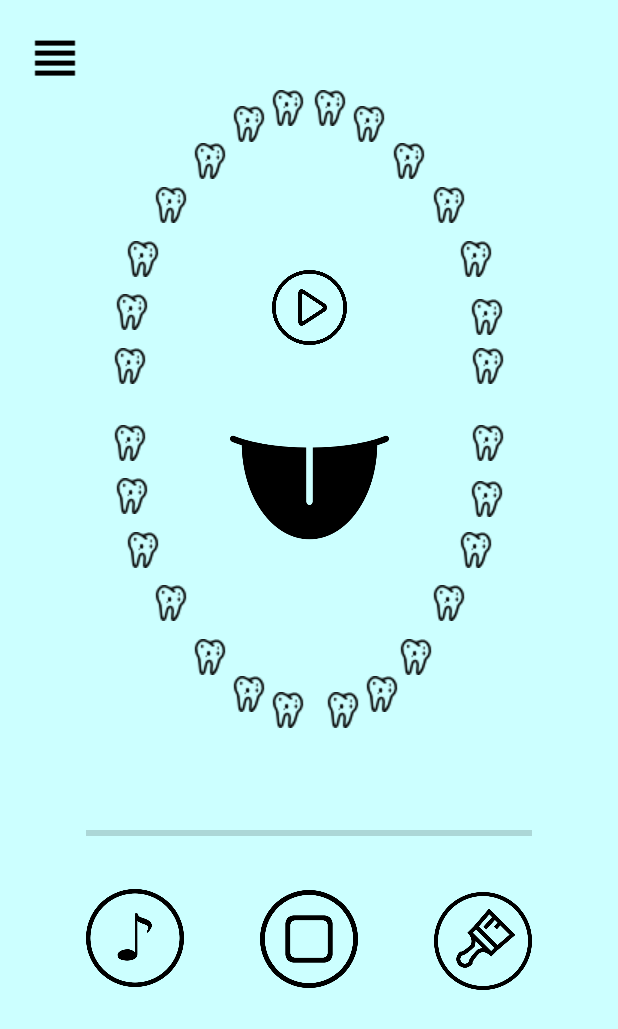
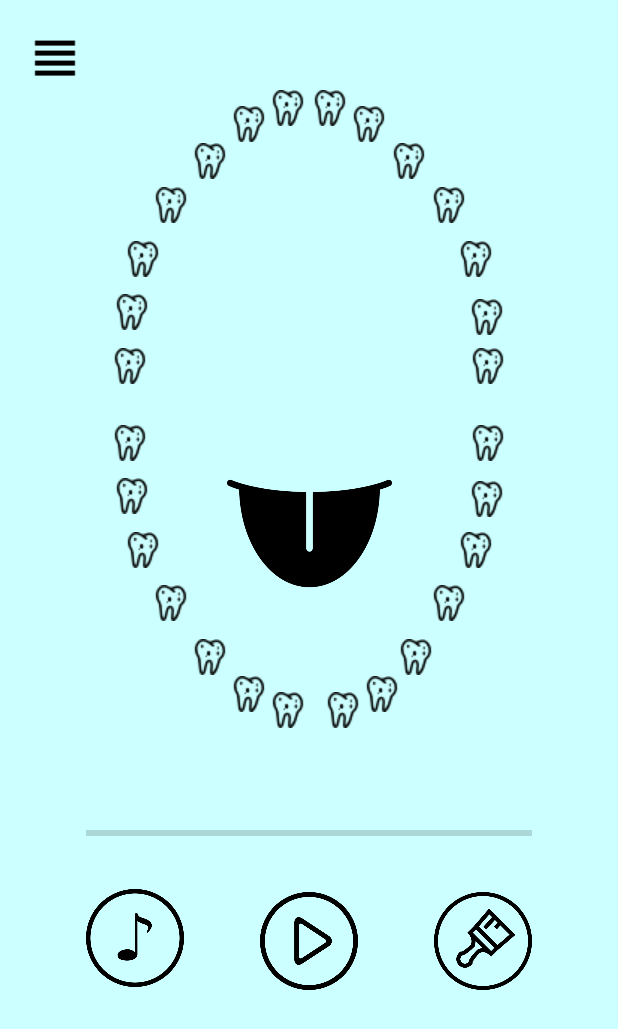
Before and after one commit to pig98520/BrushGO, an Android app: the screen it shows after launch once a user with an empty profile is signed in (Home_Activity), on a phone screen of 412 x 824 dp. Shown: the top 1029 px of the screen. Run offline under Robolectric (Android 15) with nearby library versions, the phone set to English and light mode, and no system bars; our stand-ins replace Firebase (no records; nobody signed in at launch, a user with empty details on screens opened directly); libraries missing offline, so code that uses them is left out: com.firebase.client; 14 statements that could not run were skipped.

Commit message:
2017/07/27 解決錯誤訊息

```diff
--- a/app/src/main/java/com/example/brush/brushgo/Home_Activity.java
+++ b/app/src/main/java/com/example/brush/brushgo/Home_Activity.java
@@ -82,7 +82,6 @@ public class Home_Activity extends AppCompatActivity implements NavigationView.O
     private ConstraintLayout layout;
     private Button menu;
     private Button play;
-    private Button stop;
     private Button change_music;
     private Button change_color;
     private TextView timer;
@@ -171,7 +170,6 @@ public class Home_Activity extends AppCompatActivity implements NavigationView.O
         drawer=(DrawerLayout)findViewById(drawerLayout);
         menu=(Button) findViewById(R.id.btn_menu);
         play=(Button) findViewById(R.id.btn_play);
-        stop=(Button) findViewById(R.id.btn_stop);
         music=new MediaPlayer();
         change_music=(Button)findViewById(R.id.btn_changecmusic);
         change_color=(Button)findViewById(R.id.btn_changecolor);
@@ -346,13 +344,6 @@ public class Home_Activity extends AppCompatActivity implements NavigationView.O
                 }
             }
 
-        });
-        stop.setOnClickListener(new View.OnClickListener(){
-            @Override
-            public void onClick(View v) {
-                play.setBackgroundResource(R.drawable.play_button_512);
-                timerStop();
-            }
         });
         change_music.setOnClickListener(new View.OnClickListener() {
             @Override
@@ -583,5 +574,10 @@ public class Home_Activity extends AppCompatActivity implements NavigationView.O
     @Override
     protected void onStop() {
         super.onStop();
+        if(music.isPlaying()){
+            play.setBackgroundResource(R.drawable.play_button_512);
+            music.pause();
+            timerPause();
+        }
     }
 }
--- a/app/src/main/res/layout/home.xml
+++ b/app/src/main/res/layout/home.xml
@@ -17,8 +17,8 @@
 
         <Button
             android:id="@+id/btn_play"
-            android:layout_width="50dp"
-            android:layout_height="50dp"
+            android:layout_width="65dp"
+            android:layout_height="65dp"
             android:layout_marginBottom="8dp"
             android:layout_marginLeft="8dp"
             android:layout_marginRight="8dp"
@@ -28,7 +28,8 @@
             app:layout_constraintLeft_toLeftOf="parent"
             app:layout_constraintRight_toRightOf="parent"
             app:layout_constraintTop_toTopOf="parent"
-            app:layout_constraintVertical_bias="0.227" />
+            app:layout_constraintVertical_bias="0.79"
+            app:layout_constraintHorizontal_bias="0.501" />
 
         <Button
             android:id="@+id/btn_changecolor"
@@ -61,21 +62,6 @@
             app:layout_constraintRight_toRightOf="parent"
             app:layout_constraintTop_toTopOf="parent"
             app:layout_constraintVertical_bias="0.787" />
-
-        <Button
-            android:id="@+id/btn_stop"
-            android:layout_width="65dp"
-            android:layout_height="65dp"
-            android:layout_marginBottom="8dp"
-            android:layout_marginLeft="8dp"
-            android:layout_marginRight="8dp"
-            android:layout_marginTop="8dp"
-            android:background="@drawable/stop_button_512"
-            app:layout_constraintBottom_toBottomOf="parent"
-            app:layout_constraintLeft_toLeftOf="parent"
-            app:layout_constraintRight_toRightOf="parent"
-            app:layout_constraintTop_toTopOf="parent"
-            app:layout_constraintVertical_bias="0.788" />
 
         <Button
             android:id="@+id/btn_menu"
@@ -622,8 +608,8 @@
 
         <ImageView
             android:id="@+id/tongue"
-            android:layout_width="106dp"
-            android:layout_height="106dp"
+            android:layout_width="110dp"
+            android:layout_height="110dp"
             android:layout_marginBottom="8dp"
             android:layout_marginLeft="8dp"
             android:layout_marginRight="8dp"
@@ -632,9 +618,8 @@
             app:layout_constraintLeft_toLeftOf="parent"
             app:layout_constraintRight_toRightOf="parent"
             app:layout_constraintTop_toTopOf="parent"
-            app:layout_constraintVertical_bias="0.376"
-            app:srcCompat="@drawable/tongue_512"
-            tools:layout_editor_absoluteY="203dp" />
+            app:layout_constraintVertical_bias="0.419"
+            app:srcCompat="@drawable/tongue_512" />
 
         <ImageView
             android:id="@+id/lower_left"
```
